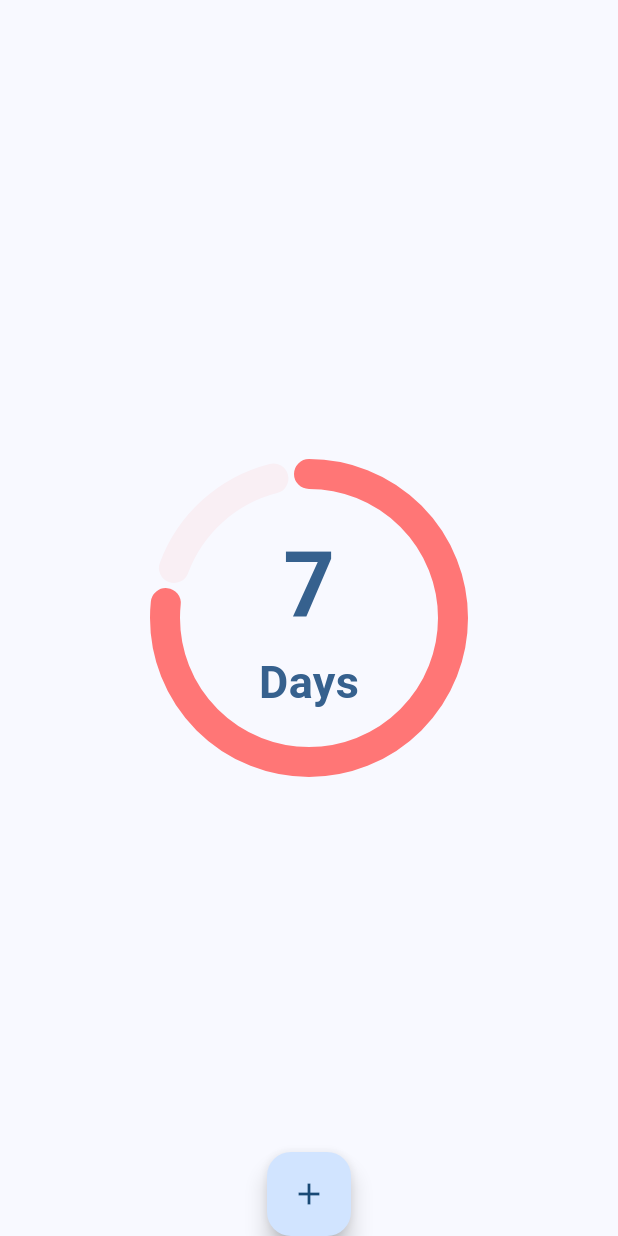
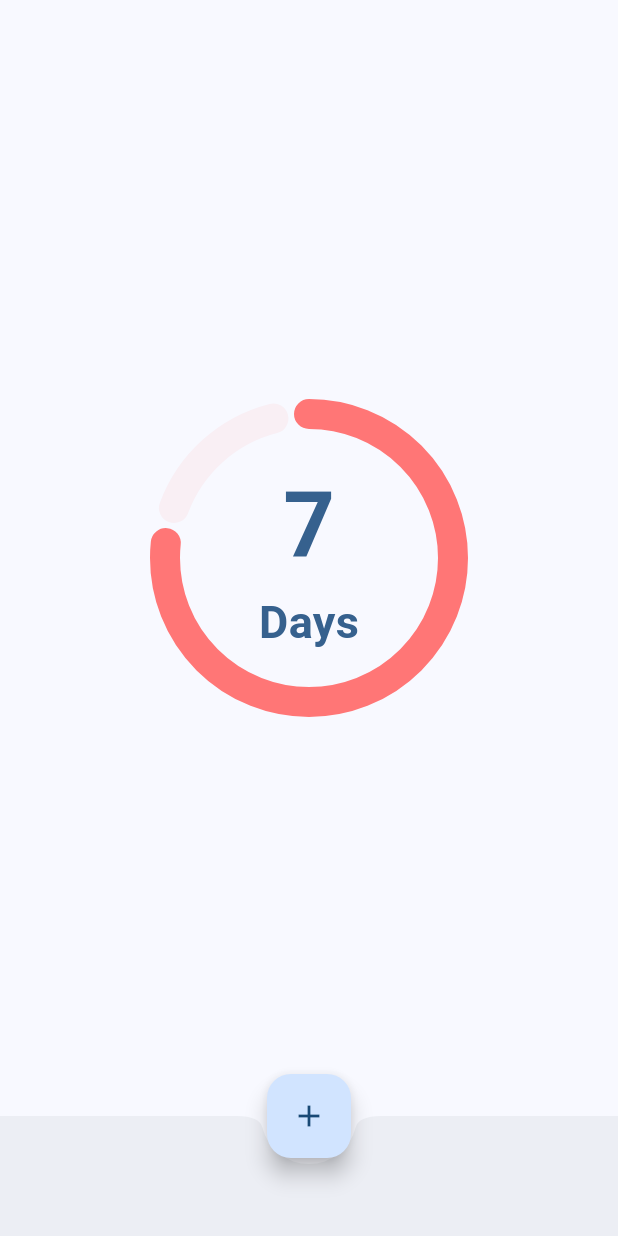
Before and after one commit to J-shw/Menstrudel, a Flutter app: the screen it shows after launch, on a phone screen of 412 x 824 dp. Run offline on Flutter 3.47's test engine with Material 3 defaults, Android fonts, the phone set to English and light mode, and no system bars.

Commit message:
Added bottom navigator

```diff
--- a/app/lib/screens/home_screen.dart
+++ b/app/lib/screens/home_screen.dart
@@ -20,6 +20,10 @@ class HomeScreen extends StatelessWidget {
           trackColor: const Color.fromARGB(20, 255, 118, 118),
         ),
       ),
+      bottomNavigationBar: BottomAppBar(
+        shape: const CircularNotchedRectangle(),
+        child: Container(height: 50.0),
+      ),
       floatingActionButton: FloatingActionButton(
         onPressed: () {
           Navigator.of(context).push(
```
